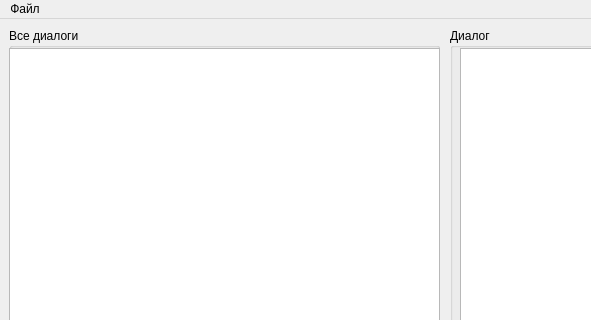
The window that untitled3/chatclient_2.ui (detaminde/Messenger_blockchain_github) describes before a commit, drawn with Qt 5; both pictures show x 0 to 591 and y 0 to 320 of the 1080 by 682 pixel window.
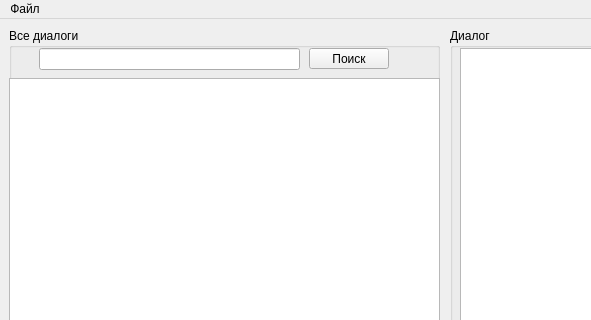
The same window after the commit.

Diff of the .ui file:
```diff
--- a/untitled3/chatclient_2.ui
+++ b/untitled3/chatclient_2.ui
@@ -30,12 +30,35 @@
      <property name="geometry">
       <rect>
        <x>0</x>
-       <y>20</y>
+       <y>50</y>
        <width>431</width>
-       <height>601</height>
+       <height>571</height>
       </rect>
      </property>
     </widget>
+    <widget class="QLineEdit" name="lineEdit_findPeople">
+     <property name="geometry">
+      <rect>
+       <x>30</x>
+       <y>20</y>
+       <width>261</width>
+       <height>22</height>
+      </rect>
+     </property>
+    </widget>
+    <widget class="QPushButton" name="pushButton_FindPeople">
+     <property name="geometry">
+      <rect>
+       <x>300</x>
+       <y>20</y>
+       <width>80</width>
+       <height>21</height>
+      </rect>
+     </property>
+     <property name="text">
+      <string>Поиск</string>
+     </property>
+    </widget>
    </widget>
    <widget class="QGroupBox" name="groupBox_2">
     <property name="geometry">
```
Left out of the diff: 7 changed lines with no effect on the pictures.
